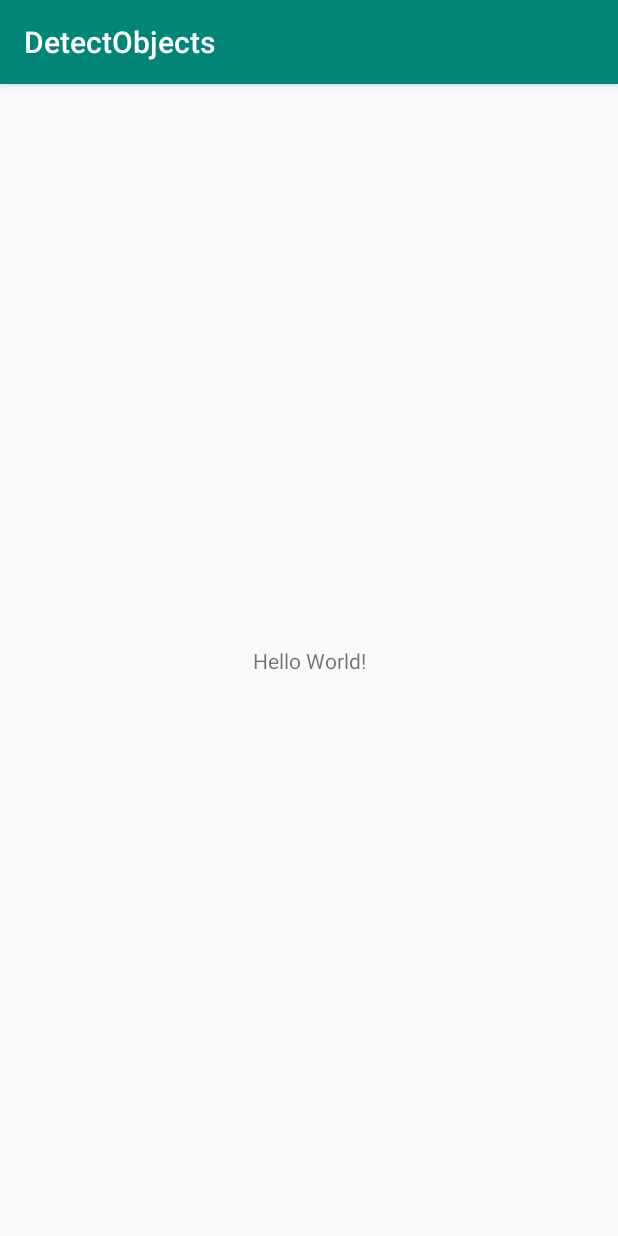
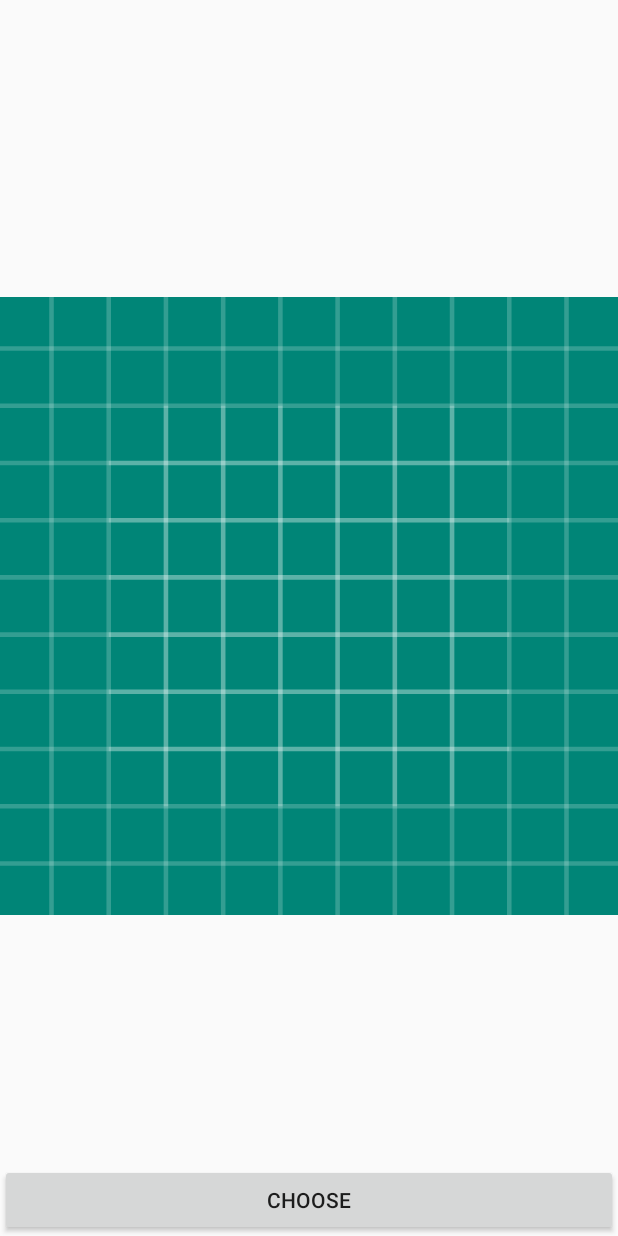
Before and after one commit to ASHISHCHHABRA1299/DetectObjects, an Android app: the screen it shows after launch (MainActivity), on a phone screen of 412 x 824 dp. Run offline under Robolectric (Android 15) with nearby library versions, the phone set to English and light mode, and no system bars; libraries missing offline, so code that uses them is left out: com.google.firebase.ml.

```diff
--- a/app/build.gradle
+++ b/app/build.gradle
@@ -1,4 +1,5 @@
 apply plugin: 'com.android.application'
+apply plugin: 'com.google.gms.google-services'
 
 android {
     compileSdkVersion 29
--- a/app/src/main/java/com/example/detectobjects/MainActivity.java
+++ b/app/src/main/java/com/example/detectobjects/MainActivity.java
@@ -1,14 +1,88 @@
 package com.example.detectobjects;
 
+import androidx.annotation.NonNull;
+import androidx.annotation.Nullable;
 import androidx.appcompat.app.AppCompatActivity;
 
+import android.content.Intent;
 import android.os.Bundle;
+import android.view.View;
+import android.widget.Button;
+import android.widget.ImageView;
+import android.widget.TextView;
+
+import com.google.android.gms.tasks.OnFailureListener;
+import com.google.android.gms.tasks.OnSuccessListener;
+import com.google.firebase.ml.vision.FirebaseVision;
+import com.google.firebase.ml.vision.common.FirebaseVisionImage;
+import com.google.firebase.ml.vision.label.FirebaseVisionImageLabel;
+import com.google.firebase.ml.vision.label.FirebaseVisionImageLabeler;
+import com.google.firebase.ml.vision.label.FirebaseVisionOnDeviceImageLabelerOptions;
+
+import java.io.IOException;
+import java.util.List;
 
 public class MainActivity extends AppCompatActivity {
 
+    ImageView i;
+    Button b;
+    TextView t;
+    public static final int Pic_image=121;
     @Override
     protected void onCreate(Bundle savedInstanceState) {
         super.onCreate(savedInstanceState);
         setContentView(R.layout.activity_main);
+        i=(ImageView)findViewById(R.id.image);
+        b=(Button)findViewById(R.id.choose);
+        t=(TextView)findViewById(R.id.text);
+        b.setOnClickListener(new View.OnClickListener() {
+            @Override
+            public void onClick(View view) {
+                t.setText("");
+                Intent intent=new Intent();
+                intent.setType("image/*");
+                intent.setAction(Intent.ACTION_GET_CONTENT);
+                startActivityForResult(Intent.createChooser(intent,"Select Image"),Pic_image);
+            }
+        });
+    }
+
+    @Override
+    protected void onActivityResult(int requestCode, int resultCode, @Nullable Intent data) {
+        super.onActivityResult(requestCode, resultCode, data);
+        if(requestCode==Pic_image) {
+            i.setImageURI(data.getData());
+            FirebaseVisionImage image;
+            try {
+                image = FirebaseVisionImage.fromFilePath(getApplicationContext(), data.getData());
+                FirebaseVisionOnDeviceImageLabelerOptions options = new FirebaseVisionOnDeviceImageLabelerOptions.Builder()
+                .setConfidenceThreshold(0.7f)
+                .build();
+                FirebaseVisionImageLabeler labeler = FirebaseVision.getInstance().getOnDeviceImageLabeler(options);
+                labeler.processImage(image)
+                        .addOnSuccessListener(new OnSuccessListener<List<FirebaseVisionImageLabel>>() {
+                            @Override
+                            public void onSuccess(List<FirebaseVisionImageLabel> labels) {
+                                // Task completed successfully
+                                // ...
+                                for (FirebaseVisionImageLabel label: labels) {
+                                    String text = label.getText();
+                                    t.append(text+" "+label.getConfidence()+"\n");
+                                    String entityId = label.getEntityId();
+                                    float confidence = label.getConfidence();
+                                }
+                            }
+                        })
+                        .addOnFailureListener(new OnFailureListener() {
+                            @Override
+                            public void onFailure(@NonNull Exception e) {
+                                // Task failed with an exception
+                                // ...
+                            }
+                        });
+            } catch (IOException e) {
+                e.printStackTrace();
+            }
+        }
     }
 }
--- a/app/src/main/res/layout/activity_main.xml
+++ b/app/src/main/res/layout/activity_main.xml
@@ -6,13 +6,43 @@
     android:layout_height="match_parent"
     tools:context=".MainActivity">
 
+    <Button
+        android:id="@+id/choose"
+        android:layout_width="0dp"
+        android:layout_height="wrap_content"
+        android:text="Choose"
+        app:layout_constraintBottom_toBottomOf="parent"
+        app:layout_constraintEnd_toEndOf="parent"
+        app:layout_constraintHorizontal_bias="1.0"
+        app:layout_constraintStart_toStartOf="parent" />
+
+    <ImageView
+        android:id="@+id/image"
+        android:layout_width="0dp"
+        android:layout_height="0dp"
+        android:layout_marginTop="32dp"
+        app:layout_constraintBottom_toTopOf="@+id/choose"
+        app:layout_constraintEnd_toEndOf="parent"
+        app:layout_constraintHorizontal_bias="0.603"
+        app:layout_constraintStart_toStartOf="parent"
+        app:layout_constraintTop_toTopOf="parent"
+        app:srcCompat="@drawable/ic_launcher_background"
+        tools:ignore="VectorDrawableCompat" />
+
     <TextView
-        android:layout_width="wrap_content"
+        android:id="@+id/text"
+        android:layout_width="0dp"
         android:layout_height="wrap_content"
-        android:text="Hello World!"
+        android:gravity="center"
+        android:textColor="@android:color/holo_red_light"
+        android:textSize="16dp"
         app:layout_constraintBottom_toBottomOf="parent"
+        app:layout_constraintEnd_toEndOf="parent"
+        app:layout_constraintHorizontal_bias="0.0"
         app:layout_constraintLeft_toLeftOf="parent"
         app:layout_constraintRight_toRightOf="parent"
-        app:layout_constraintTop_toTopOf="parent" />
+        app:layout_constraintStart_toStartOf="parent"
+        app:layout_constraintTop_toTopOf="parent"
+        app:layout_constraintVertical_bias="0.015" />
 
 </androidx.constraintlayout.widget.ConstraintLayout>
--- a/app/src/main/res/values/styles.xml
+++ b/app/src/main/res/values/styles.xml
@@ -1,7 +1,7 @@
 <resources>
 
     <!-- Base application theme. -->
-    <style name="AppTheme" parent="Theme.AppCompat.Light.DarkActionBar">
+    <style name="AppTheme" parent="Theme.AppCompat.Light.NoActionBar">
         <!-- Customize your theme here. -->
         <item name="colorPrimary">@color/colorPrimary</item>
         <item name="colorPrimaryDark">@color/colorPrimaryDark</item>
--- a/build.gradle
+++ b/build.gradle
@@ -8,6 +8,7 @@ buildscript {
     }
     dependencies {
         classpath 'com.android.tools.build:gradle:3.5.3'
+        classpath 'com.google.gms:google-services:4.2.0'
 
         // NOTE: Do not place your application dependencies here; they belong
         // in the individual module build.gradle files
```
